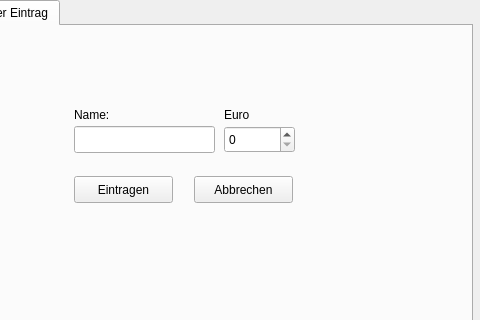
FelixTheC/gruppenkasse_gui, file listenansicht.ui: the form before one commit; both pictures show x 88 to 568 and y 0 to 320 of the 568 by 451 pixel window.
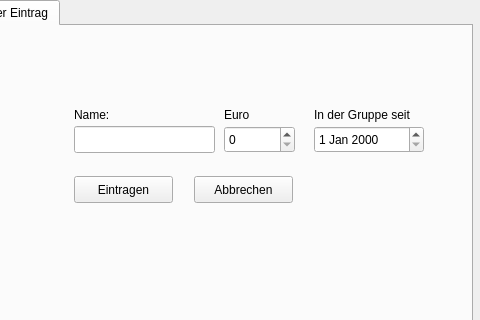
The form after the commit. The open tabs and pages were chosen to show the change.

Commit message: [CREATE] fill the buttons and tables with live, aside fixing db

```diff
--- a/listenansicht.ui
+++ b/listenansicht.ui
@@ -179,6 +179,29 @@
        <string>Euro</string>
       </property>
      </widget>
+     <widget class="QDateEdit" name="dateEdit">
+      <property name="geometry">
+       <rect>
+        <x>400</x>
+        <y>100</y>
+        <width>110</width>
+        <height>27</height>
+       </rect>
+      </property>
+     </widget>
+     <widget class="QLabel" name="label_4">
+      <property name="geometry">
+       <rect>
+        <x>400</x>
+        <y>80</y>
+        <width>151</width>
+        <height>17</height>
+       </rect>
+      </property>
+      <property name="text">
+       <string>In der Gruppe seit</string>
+      </property>
+     </widget>
     </widget>
    </widget>
   </widget>
```
Left out of the diff: 8 changed lines with no effect on the pictures. The commit also changes 5 other files.
